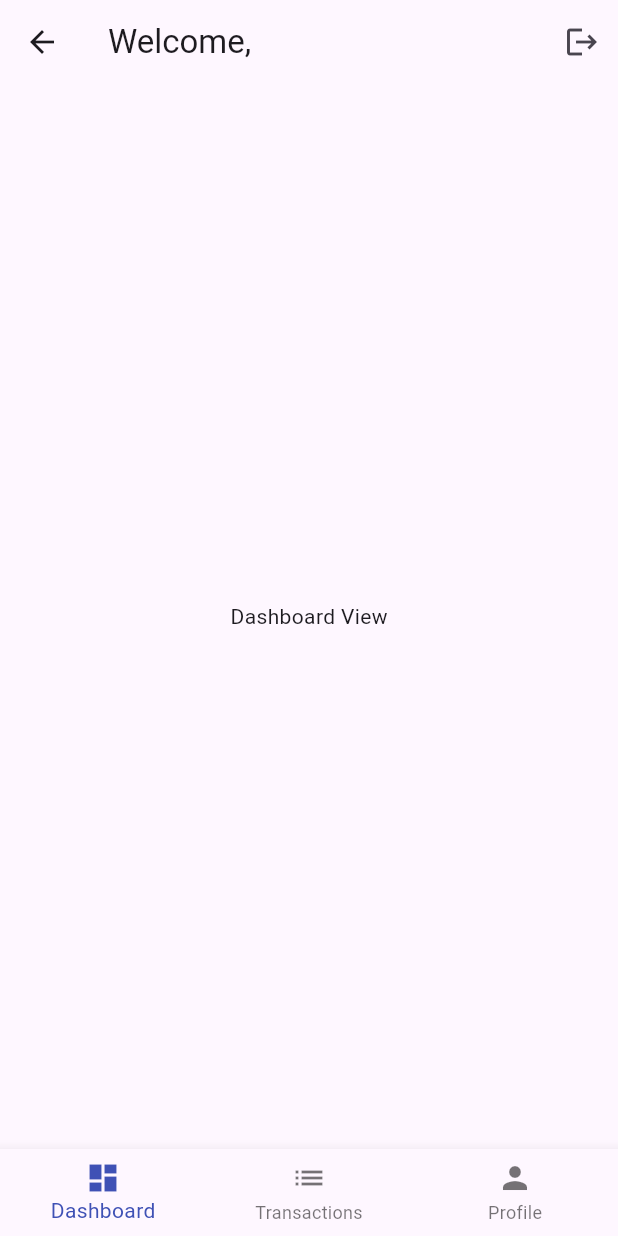
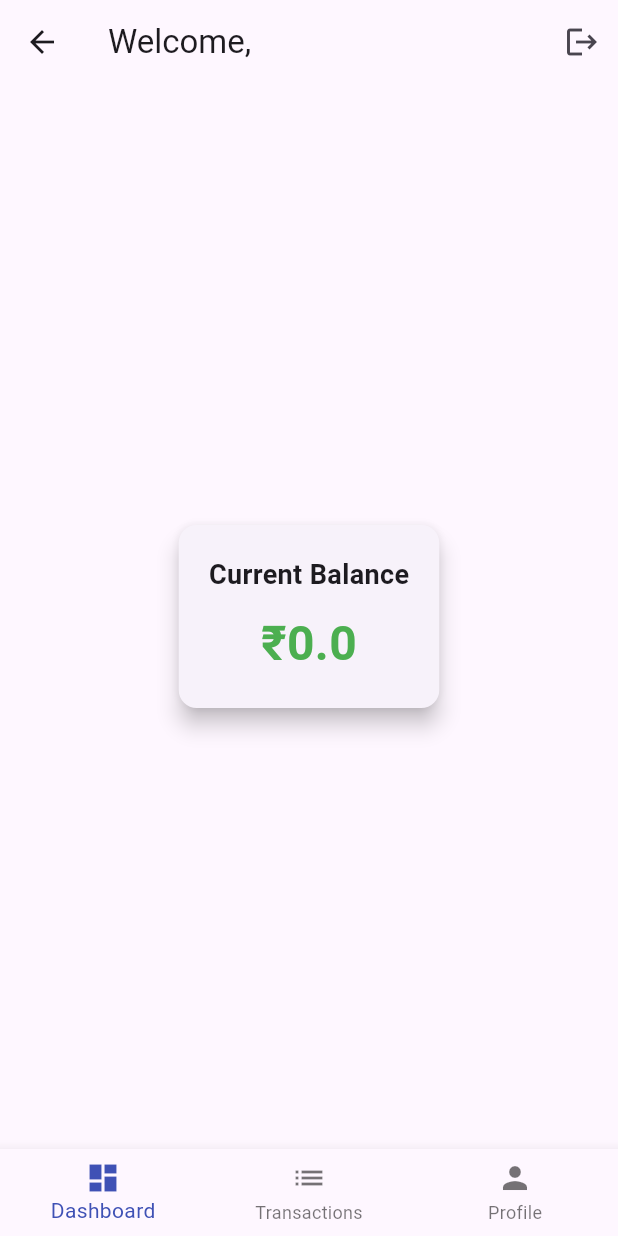
Before and after one commit to vishalvnair124/expensify, a Flutter app: the HomeScreen screen opened directly with empty values, on a phone screen of 412 x 824 dp. Run offline on Flutter 3.47's test engine with Material 3 defaults, Android fonts, the phone set to English and light mode, and no system bars; our stand-ins replace flutter_bloc, hive, hive_flutter, shared_preferences; accounts and stored records are empty.

Commit message:
current balance added

```diff
--- a/lib/screens/dashboard_screen.dart
+++ b/lib/screens/dashboard_screen.dart
@@ -0,0 +1,72 @@
+import 'package:flutter/material.dart';
+import 'package:shared_preferences/shared_preferences.dart';
+import 'dart:convert';
+
+class DashboardScreen extends StatefulWidget {
+  final int userId;
+  const DashboardScreen({super.key, required this.userId});
+
+  @override
+  State<DashboardScreen> createState() => _DashboardScreenState();
+}
+
+class _DashboardScreenState extends State<DashboardScreen> {
+  double _currentBalance = 0;
+
+  @override
+  void initState() {
+    super.initState();
+    _loadCurrentBalance();
+  }
+
+  Future<void> _loadCurrentBalance() async {
+    final prefs = await SharedPreferences.getInstance();
+    final users = prefs.getStringList('users') ?? [];
+
+    for (final userJson in users) {
+      final userMap = jsonDecode(userJson);
+      if (userMap['userId'] == widget.userId) {
+        setState(() {
+          _currentBalance = (userMap['currentBalance'] ?? 0).toDouble();
+        });
+        break;
+      }
+    }
+  }
+
+  @override
+  Widget build(BuildContext context) {
+    return Scaffold(
+      body: Center(
+        child: Card(
+          elevation: 6,
+          margin: const EdgeInsets.all(20),
+          shape: RoundedRectangleBorder(
+            borderRadius: BorderRadius.circular(12),
+          ),
+          child: Padding(
+            padding: const EdgeInsets.all(20.0),
+            child: Column(
+              mainAxisSize: MainAxisSize.min,
+              children: [
+                const Text(
+                  "Current Balance",
+                  style: TextStyle(fontSize: 18, fontWeight: FontWeight.w600),
+                ),
+                const SizedBox(height: 10),
+                Text(
+                  "₹$_currentBalance",
+                  style: TextStyle(
+                    fontSize: 32,
+                    fontWeight: FontWeight.bold,
+                    color: _currentBalance >= 0 ? Colors.green : Colors.red,
+                  ),
+                ),
+              ],
+            ),
+          ),
+        ),
+      ),
+    );
+  }
+}
--- a/lib/screens/home_screen.dart
+++ b/lib/screens/home_screen.dart
@@ -1,6 +1,7 @@
 import 'package:expensify/blocs/transaction/transaction_bloc.dart';
 import 'package:expensify/screens/add_transaction_screen.dart';
 import 'package:expensify/screens/category_screen.dart';
+import 'package:expensify/screens/dashboard_screen.dart';
 import 'package:expensify/screens/profile_screen.dart';
 import 'package:expensify/screens/transaction_history_screen.dart';
 import 'package:flutter/material.dart';
@@ -96,7 +97,7 @@ class _HomeScreenState extends State<HomeScreen> {
   Widget _buildPage() {
     switch (_selectedIndex) {
       case 0:
-        return const Center(child: Text("Dashboard View"));
+        return DashboardScreen(userId: widget.userId);
       case 1:
         return TransactionHistoryScreen(userId: widget.userId);
       case 2:
--- a/lib/screens/transaction_history_screen.dart
+++ b/lib/screens/transaction_history_screen.dart
@@ -144,6 +144,7 @@ class TransactionHistoryScreen extends StatelessWidget {
               context.read<TransactionBloc>().add(
                 UpdateTransaction(old: tx, updated: updatedTx),
               );
+
               Navigator.pop(context);
             },
             child: const Text("Save"),
```
Also changed, not shown: lib/blocs/transaction/transaction_bloc.dart (+42 -8 lines).
